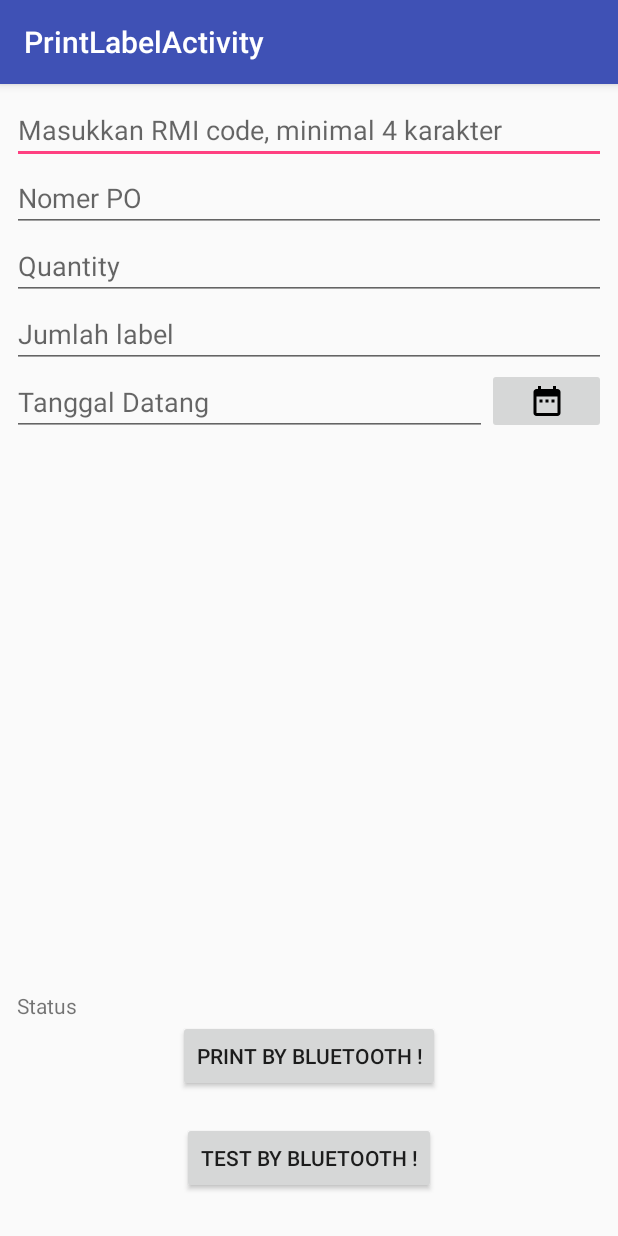
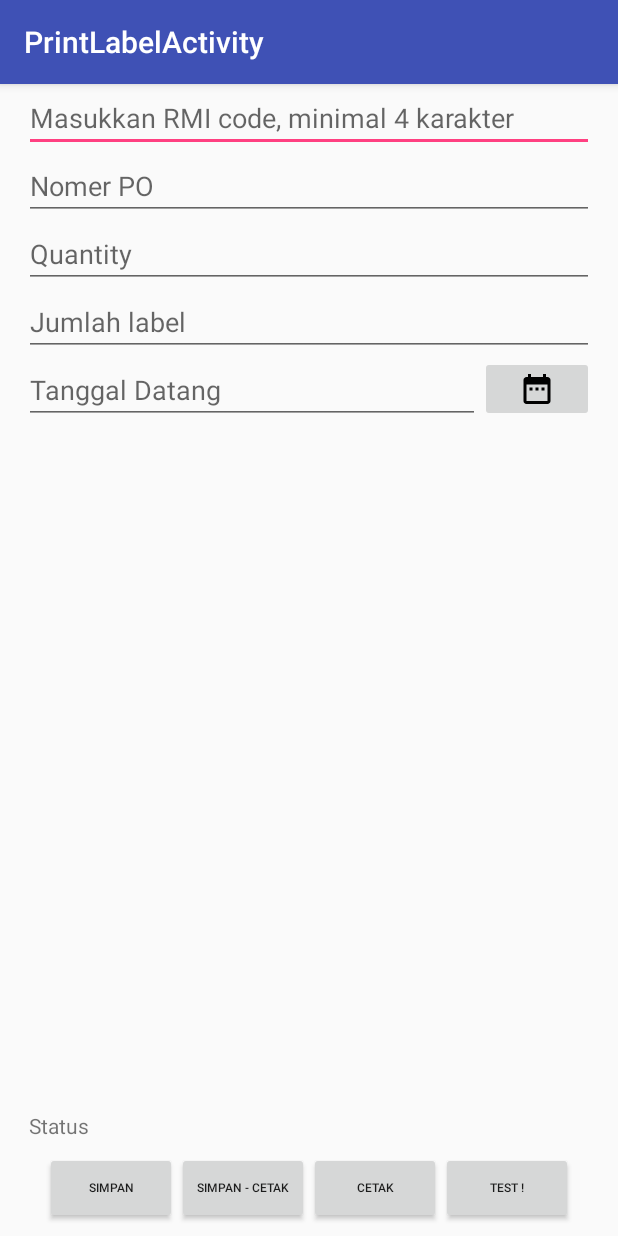
Before and after one commit to pandigresik/inventoryApp, an Android app: the PrintLabelActivity screen opened directly, with no data from a screen before it, on a phone screen of 412 x 824 dp. Run offline under Robolectric (Android 15) with nearby library versions, the phone set to English and light mode, and no system bars; our stand-ins replace ButterKnife; libraries missing offline, so code that uses them is left out: com.dantsu.escposprinter, pub.devrel.easypermissions; 1 statement that could not run was skipped.

Commit message:
update cara cetak ecspos

```diff
--- a/app/src/main/java/com/asligresik/inventoryApp/activity/PrintLabelActivity.java
+++ b/app/src/main/java/com/asligresik/inventoryApp/activity/PrintLabelActivity.java
@@ -41,6 +41,7 @@ import java.text.SimpleDateFormat;
 import java.util.ArrayList;
 import java.util.Calendar;
 import java.util.Date;
+import java.util.HashMap;
 import java.util.List;
 
 import com.asligresik.inventoryApp.R;
@@ -66,6 +67,7 @@ public class PrintLabelActivity extends BaseActivity implements EasyPermissions.
     private Context mContext;
     private ArrayAdapter<String> poAdapter;
     private String printText;
+    private List<String> sequenceLabel = new ArrayList<String>();
 
     ProgressDialog loading;
 
@@ -83,6 +85,12 @@ public class PrintLabelActivity extends BaseActivity implements EasyPermissions.
     EditText etQuantity;
     @BindView(R.id.pb_loading_indicator)
     ProgressBar loadingIndicator;
+    @BindView(R.id.btnSave)
+    Button btnSave;
+    @BindView(R.id.btnPrint)
+    Button btnPrint;
+    @BindView(R.id.btnSavePrint)
+    Button btnSavePrint;
 
     @Override
     protected void onCreate(Bundle savedInstanceState) {
@@ -90,13 +98,6 @@ public class PrintLabelActivity extends BaseActivity implements EasyPermissions.
         setContentView(R.layout.activity_print_label);
         mContext = this;
         ButterKnife.bind(this);
-        Button button = (Button) this.findViewById(R.id.button_bluetooth);
-        button.setOnClickListener(new View.OnClickListener() {
-            @Override
-            public void onClick(View view) {
-                printBluetooth();
-            }
-        });
         setupBluetooth();
         poAdapter = new ArrayAdapter<String>(this, android.R.layout.simple_dropdown_item_1line,new ArrayList<String>());
         acPoNumber.setAdapter(poAdapter);
@@ -114,9 +115,56 @@ public class PrintLabelActivity extends BaseActivity implements EasyPermissions.
             }
         });
 
-        printText = "[C]<qrcode size='20'>http://www.developpeur-web.dantsu.com/</qrcode>" +
-                "[C]<qrcode size='20'>RMI.909089898\n2020-09-09\n87</qrcode>";
+        printText = "[C]<qrcode size='20'>http://www.developpeur-web.dantsu.com/</qrcode>\n" +
+                "[C]<qrcode size='20'>RMI.909089898&2020-09-09&87</qrcode>\n";
     }
+
+    @OnClick(R.id.btnSave)
+    public void simpan(){
+        saveGoodReceipt(false);
+    }
+
+    @OnClick(R.id.btnSavePrint)
+    public void simpanCetak(){
+        saveGoodReceipt(true);
+    }
+
+    @OnClick(R.id.btnPrint)
+    public void cetakLabelText(){
+        String printText = getPrintedText();
+        new AsyncBluetoothEscPosPrint(this).execute(this.getAsyncEscPosPrinter(null, printText));
+    }
+
+    private String getPrintedText() {
+        String labelQR = "";
+        if (!sequenceLabel.isEmpty()) {
+            String rmi = acRmi.getText().toString();
+            String po = acPoNumber.getText().toString();
+            int jmllabel = Integer.parseInt(etLabelQuantity.getText().toString());
+            String tgl = etTglDatang.getText().toString();
+            int qty = Integer.parseInt(etQuantity.getText().toString()) / jmllabel;
+            HashMap<String,String> hashMap = new HashMap<>();
+            hashMap.put("rmi",rmi);
+            hashMap.put("po",po);
+            hashMap.put("tgl",tgl);
+            hashMap.put("qty",String.valueOf(qty));
+            for (String label : sequenceLabel)
+            {
+                labelQR += generateQRLabel(label,hashMap);
+            }
+        }
+        return labelQR;
+    }
+
+    private String generateQRLabel(String label, HashMap<String,String> hashMap) {
+        String result ="[C]<u><font size='big'>PENERIMAAN</font></u>\n" +
+                "[C]<b>" + label + "</b>\n"+
+                "[L]\n"+
+                "[C]<qrcode size='20'>"+hashMap.get("rmi")+"&"+hashMap.get("tgl")+"&"+hashMap.get("qty")+"&"+hashMap.get("po")+"</qrcode>\n"+
+                "[L]_________________________________\n";
+        return result;
+    }
+
     @OnClick(R.id.btnDirect)
     public void cetakLabel(){
         new AsyncBluetoothEscPosPrint(this).execute(this.getAsyncEscPosPrinter(null, this.printText));
@@ -208,7 +256,7 @@ public class PrintLabelActivity extends BaseActivity implements EasyPermissions.
 
     public static final int PERMISSION_BLUETOOTH = 1;
 
-    public void printBluetooth() {
+    public void saveGoodReceipt(Boolean autoPrint) {
         if (!mService.isAvailable()) {
             return;
         }
@@ -228,9 +276,11 @@ public class PrintLabelActivity extends BaseActivity implements EasyPermissions.
                         Integer status = response.body().getStatus();
                         if (status == 1) {
                             String _printText = response.body().getPrintText();
-                            printText = _printText;
+                            sequenceLabel = response.body().getLabel();
                             loading.dismiss();
-                            new AsyncBluetoothEscPosPrint(mContext).execute(getAsyncEscPosPrinter(null, _printText));
+                            if(autoPrint){
+                                btnPrint.performClick();
+                            }
                         }
                     } else {
                         loading.dismiss();
@@ -343,34 +393,5 @@ public class PrintLabelActivity extends BaseActivity implements EasyPermissions.
         AsyncEscPosPrinter printer = new AsyncEscPosPrinter(printerConnection, 220, 58f, 45);
         Toast.makeText(mContext,"Siap Cetak "+printText, Toast.LENGTH_SHORT).show();
         return printer.setTextToPrint(printText);
-//        return printer.setTextToPrint(
-//                "[C]<img>" + PrinterTextParserImg.bitmapToHexadecimalString(printer, this.getApplicationContext().getResources().getDrawableForDensity(R.drawable.logo, DisplayMetrics.DENSITY_MEDIUM)) + "</img>\n" +
-//                        "[L]\n" +
-//                        "[C]<u><font size='big'>ORDER N°045</font></u>\n" +
-//                        "[C]<font size='small'>" + format.format(new Date()) + "</font>\n" +
-//                        "[L]\n" +
-//                        "[C]================================\n" +
-//                        "[L]\n" +
-//                        "[L]<b>BEAUTIFUL SHIRT</b>[R]9.99e\n" +
-//                        "[L]  + Size : S\n" +
-//                        "[L]\n" +
-//                        "[L]<b>AWESOME HAT</b>[R]24.99e\n" +
-//                        "[L]  + Size : 57/58\n" +
-//                        "[L]\n" +
-//                        "[C]--------------------------------\n" +
-//                        "[R]TOTAL PRICE :[R]34.98e\n" +
-//                        "[R]TAX :[R]4.23e\n" +
-//                        "[L]\n" +
-//                        "[C]================================\n" +
-//                        "[L]\n" +
-//                        "[L]<font size='tall'>Customer :</font>\n" +
-//                        "[L]Raymond DUPONT\n" +
-//                        "[L]5 rue des girafes\n" +
-//                        "[L]31547 PERPETES\n" +
-//                        "[L]Tel : +33801201456\n" +
-//                        "[L]\n" +
-//                        "[C]<barcode type='ean13' height='10'>831254784551</barcode>\n" +
-//                        "[C]<qrcode size='20'>http://www.developpeur-web.dantsu.com/</qrcode>\n"
-//        );
     }
 }
--- a/app/src/main/java/com/asligresik/inventoryApp/util/AppUtility.java
+++ b/app/src/main/java/com/asligresik/inventoryApp/util/AppUtility.java
@@ -140,7 +140,7 @@ public class AppUtility {
     public static HashMap<String,String> extractBarcode(String barcode) {
         HashMap<String,String> hashMap = new HashMap<>();
         String[] keyMap = {"kodeBarang","qty","tgl","referencesNumber"};
-        String[] lines = barcode.split("\\r?\\n");
+        String[] lines = barcode.split("\\r?\\n|&");
         for(int i = 0; i < lines.length; i++){
             hashMap.put(keyMap[i],lines[i]);
         }
--- a/app/src/main/res/layout/activity_print_label.xml
+++ b/app/src/main/res/layout/activity_print_label.xml
@@ -4,40 +4,8 @@
     xmlns:tools="http://schemas.android.com/tools"
     android:layout_width="match_parent"
     android:layout_height="match_parent"
-    android:padding="@dimen/default_gap"
+    android:paddingHorizontal="@dimen/fab_margin"
     tools:context=".activity.PrintLabelActivity">
-
-    <LinearLayout
-        android:id="@+id/blockBtnPrint"
-        android:layout_width="match_parent"
-        android:layout_height="wrap_content"
-        android:gravity="center"
-        android:orientation="vertical"
-        app:layout_constraintBottom_toBottomOf="parent"
-        app:layout_constraintEnd_toEndOf="parent"
-        app:layout_constraintStart_toStartOf="parent">
-
-        <TextView
-            android:id="@+id/tv_status"
-            android:textAlignment="center"
-            android:layout_width="match_parent"
-            android:layout_height="wrap_content"
-            android:text=" Status " />
-
-        <Button
-            android:id="@+id/button_bluetooth"
-            android:layout_width="wrap_content"
-            android:layout_height="wrap_content"
-            android:layout_marginBottom="20dp"
-            android:text="Print by bluetooth !" />
-        <Button
-            android:id="@+id/btnDirect"
-            android:layout_width="wrap_content"
-            android:layout_height="wrap_content"
-            android:layout_marginBottom="20dp"
-            android:text="Test by bluetooth !" />
-
-    </LinearLayout>
 
     <com.asligresik.inventoryApp.activity.DelayAutoCompleteTextView
         android:id="@+id/acRmi"
@@ -69,6 +37,7 @@
     <EditText
         android:id="@+id/etQuantity"
         android:hint="Quantity"
+        android:inputType="number"
         app:layout_constraintStart_toStartOf="parent"
         app:layout_constraintTop_toBottomOf="@+id/acPoNumber"
         android:layout_width="match_parent"
@@ -76,6 +45,7 @@
     <EditText
         android:id="@+id/etLabelQuantity"
         android:hint="Jumlah label"
+        android:inputType="number"
         app:layout_constraintStart_toStartOf="parent"
         app:layout_constraintTop_toBottomOf="@+id/etQuantity"
         android:layout_width="match_parent"
@@ -103,4 +73,50 @@
         android:layout_width="0dp"
         android:layout_height="wrap_content" />
     </LinearLayout>
+
+    <TextView
+        app:layout_constraintBottom_toTopOf="@id/blockBtnPrint"
+        app:layout_constraintStart_toStartOf="parent"
+        android:id="@+id/tv_status"
+        android:textAlignment="center"
+        android:layout_width="match_parent"
+        android:layout_height="wrap_content"
+        android:text=" Status " />
+    <LinearLayout
+        android:id="@+id/blockBtnPrint"
+        android:layout_width="match_parent"
+        android:layout_height="wrap_content"
+        android:gravity="center"
+        android:orientation="horizontal"
+        android:padding="@dimen/default_gap"
+        app:layout_constraintBottom_toBottomOf="parent"
+        app:layout_constraintEnd_toEndOf="parent"
+        app:layout_constraintStart_toStartOf="parent">
+
+        <Button
+            android:id="@+id/btnSave"
+            android:textSize="8sp"
+            android:layout_width="wrap_content"
+            android:layout_height="wrap_content"
+            android:text="Simpan" />
+        <Button
+            android:id="@+id/btnSavePrint"
+            android:textSize="8sp"
+            android:layout_width="wrap_content"
+            android:layout_height="wrap_content"
+            android:text="Simpan - Cetak" />
+        <Button
+            android:id="@+id/btnPrint"
+            android:textSize="8sp"
+            android:layout_width="wrap_content"
+            android:layout_height="wrap_content"
+            android:text="Cetak" />
+        <Button
+            android:id="@+id/btnDirect"
+            android:textSize="8sp"
+            android:layout_width="wrap_content"
+            android:layout_height="wrap_content"
+            android:text="Test !" />
+
+    </LinearLayout>
 </androidx.constraintlayout.widget.ConstraintLayout>
```
Also changed, not shown: app/src/main/java/com/asligresik/inventoryApp/model/ResponseSaveGoodReceipt.java (+11 -0 lines), 1 other file.
